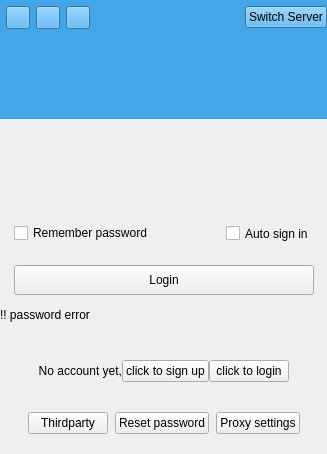
Old version of the form src/ui/wizLoginDialog.ui in the repository WizTeam/WizQTClient.
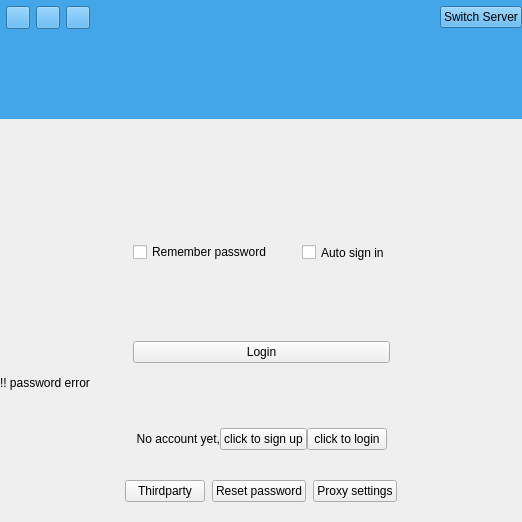
New version of the form. Custom widgets are drawn as their Qt base class.

Commit message: login layout

```diff
--- a/src/ui/wizLoginDialog.ui
+++ b/src/ui/wizLoginDialog.ui
@@ -2,6 +2,14 @@
 <ui version="4.0">
  <class>wizLoginWidget</class>
  <widget class="QWidget" name="wizLoginWidget">
+  <property name="geometry">
+   <rect>
+    <x>0</x>
+    <y>0</y>
+    <width>522</width>
+    <height>522</height>
+   </rect>
+  </property>
   <property name="windowTitle">
    <string>Form</string>
   </property>
@@ -333,7 +341,7 @@
                </property>
                <property name="sizeHint" stdset="0">
                 <size>
-                 <width>5</width>
+                 <width>30</width>
                  <height>33</height>
                 </size>
                </property>
@@ -386,12 +394,6 @@
                  <verstretch>0</verstretch>
                 </sizepolicy>
                </property>
-               <property name="minimumSize">
-                <size>
-                 <width>300</width>
-                 <height>30</height>
-                </size>
-               </property>
                <property name="styleSheet">
                 <string notr="true"/>
                </property>
```
Left out of the diff: 6 changed lines with no effect on the pictures. The commit also changes 2 other files.
